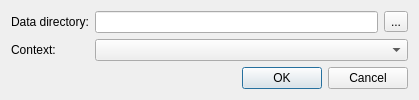
ryzom/ryzomcore, file code/nel/tools/3d/object_viewer_qt/src/plugins/landscape_editor/project_settings_dialog.ui: the form before one commit.
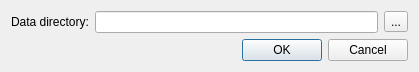
The form after the commit. Icons and pictures are not drawn.

```diff
--- a/code/nel/tools/3d/object_viewer_qt/src/plugins/landscape_editor/project_settings_dialog.ui
+++ b/code/nel/tools/3d/object_viewer_qt/src/plugins/landscape_editor/project_settings_dialog.ui
@@ -7,7 +7,7 @@
     <x>0</x>
     <y>0</y>
     <width>419</width>
-    <height>93</height>
+    <height>67</height>
    </rect>
   </property>
   <property name="windowTitle">
@@ -38,20 +38,7 @@
      </property>
     </widget>
    </item>
-   <item row="1" column="0">
-    <widget class="QLabel" name="label_2">
-     <property name="text">
-      <string>Context:</string>
-     </property>
-     <property name="buddy">
-      <cstring>contextComboBox</cstring>
-     </property>
-    </widget>
-   </item>
-   <item row="1" column="1" colspan="2">
-    <widget class="QComboBox" name="contextComboBox"/>
-   </item>
-   <item row="2" column="0" colspan="3">
+   <item row="1" column="0" colspan="3">
     <widget class="QDialogButtonBox" name="buttonBox">
      <property name="orientation">
       <enum>Qt::Horizontal</enum>
```
